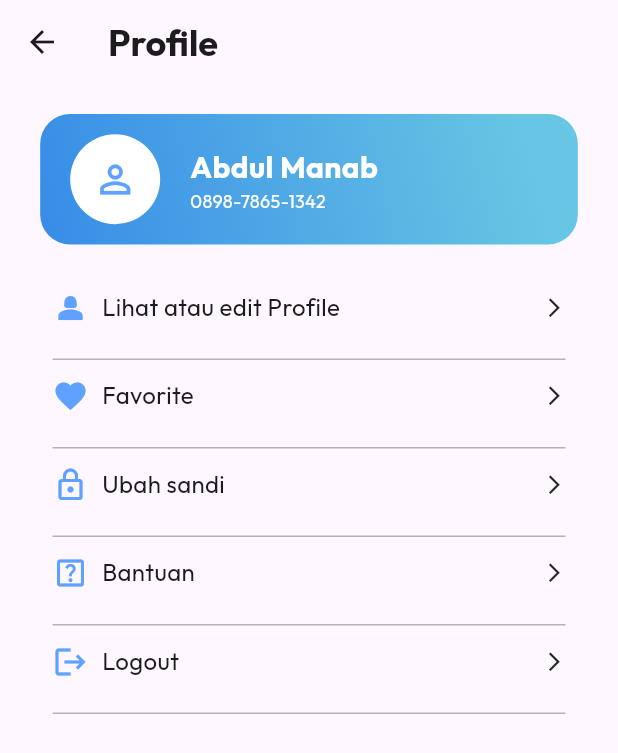
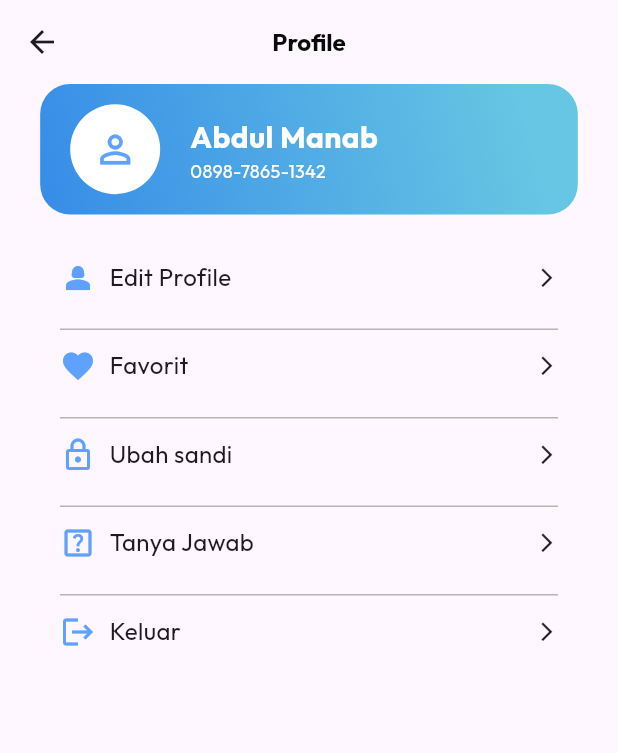
Before and after one commit to iqbal-rahmatullah/KonsulDok-App, a Flutter app: the ProfilePage screen opened directly, on a phone screen of 412 x 824 dp. Shown: the top 753 px of the screen. Run offline on Flutter 3.47's test engine with Material 3 defaults, Android fonts, the phone set to English and light mode, and no system bars; our stand-ins replace bloc, date_picker_timeline, dio, flutter_bloc, flutter_rating_bar, fpdart and 5 more; missing offline and left inert: svg_flutter; accounts and stored records are empty.

```diff
--- a/lib/features/dashboard/presentation/pages/profile_page.dart
+++ b/lib/features/dashboard/presentation/pages/profile_page.dart
@@ -2,6 +2,7 @@ import 'package:flutter/material.dart';
 import 'package:konsul_dok/pages/faq_page.dart';
 import 'package:konsul_dok/pages/favorite_page.dart';
 import 'package:konsul_dok/utils/color.dart';
+import 'package:konsul_dok/utils/spacing.dart';
 import 'package:konsul_dok/utils/textstyle.dart';
 
 class ProfilePage extends StatelessWidget {
@@ -11,13 +12,14 @@ class ProfilePage extends StatelessWidget {
   Widget build(BuildContext context) {
     return Scaffold(
       appBar: AppBar(
-        title: const Text(
-          "Profile",
-          style: MyTextStyle.header,
+        centerTitle: true,
+        title: Text(
+          'Profile',
+          style: MyTextStyle.subheder.copyWith(color: MyColor.blackAppbar),
         ),
       ),
-      body: Padding(
-        padding: const EdgeInsets.all(20.0),
+      body: Container(
+        padding: MySpacing.paddingInsetPage,
         child: Column(
           crossAxisAlignment: CrossAxisAlignment.center,
           children: [
@@ -67,7 +69,7 @@ class ProfilePage extends StatelessWidget {
               child: Column(
                 children: [
                   MenuProfile(
-                    text: "Lihat atau edit Profile",
+                    text: "Edit Profile",
                     icon: Icon(
                       Icons.person_2,
                       color: MyColor.biru,
@@ -86,7 +88,7 @@ class ProfilePage extends StatelessWidget {
                     height: 5,
                   ),
                   MenuProfile(
-                    text: "Favorite",
+                    text: "Favorit",
                     icon: Icon(
                       Icons.favorite,
                       color: MyColor.biru,
@@ -124,7 +126,7 @@ class ProfilePage extends StatelessWidget {
                     height: 5,
                   ),
                   MenuProfile(
-                    text: "Bantuan",
+                    text: "Tanya Jawab",
                     icon: Icon(
                       Icons.help_center_outlined,
                       color: MyColor.biru,
@@ -143,20 +145,12 @@ class ProfilePage extends StatelessWidget {
                     height: 5,
                   ),
                   MenuProfile(
-                    text: "Logout",
+                    text: "Keluar",
                     icon: Icon(
                       Icons.logout,
                       color: MyColor.biru,
                     ),
                     destination: FavoritePage(),
-                  ),
-                  SizedBox(
-                    height: 15,
-                  ),
-                  Divider(
-                    color: MyColor.abuDivider,
-                    thickness: 1,
-                    height: 15,
                   ),
                 ],
               ),
--- a/lib/utils/route.dart
+++ b/lib/utils/route.dart
@@ -53,6 +53,14 @@ final GoRouter router = GoRouter(routes: [
         },
         routes: [
           GoRoute(
+            path: 'orderpoli',
+            name: "order_from_poli",
+            builder: (context, state) {
+              final Doctor doctor = state.extra as Doctor;
+              return OrderPage(doctor: doctor);
+            },
+          ),
+          GoRoute(
               path: 'dokter/:id',
               name: "detail_dokter",
               builder: (context, state) {
@@ -82,14 +90,6 @@ final GoRouter router = GoRouter(routes: [
               appointmentPatient: state.extra as AppointmentPatient,
             );
           }),
-      GoRoute(
-        path: 'orderpoli',
-        name: "order_from_poli",
-        builder: (context, state) {
-          final Doctor doctor = state.extra as Doctor;
-          return OrderPage(doctor: doctor);
-        },
-      ),
     ],
   ),
   GoRoute(
```
Also changed, not shown: lib/features/dashboard/presentation/pages/home_page.dart (+8 -21 lines).
